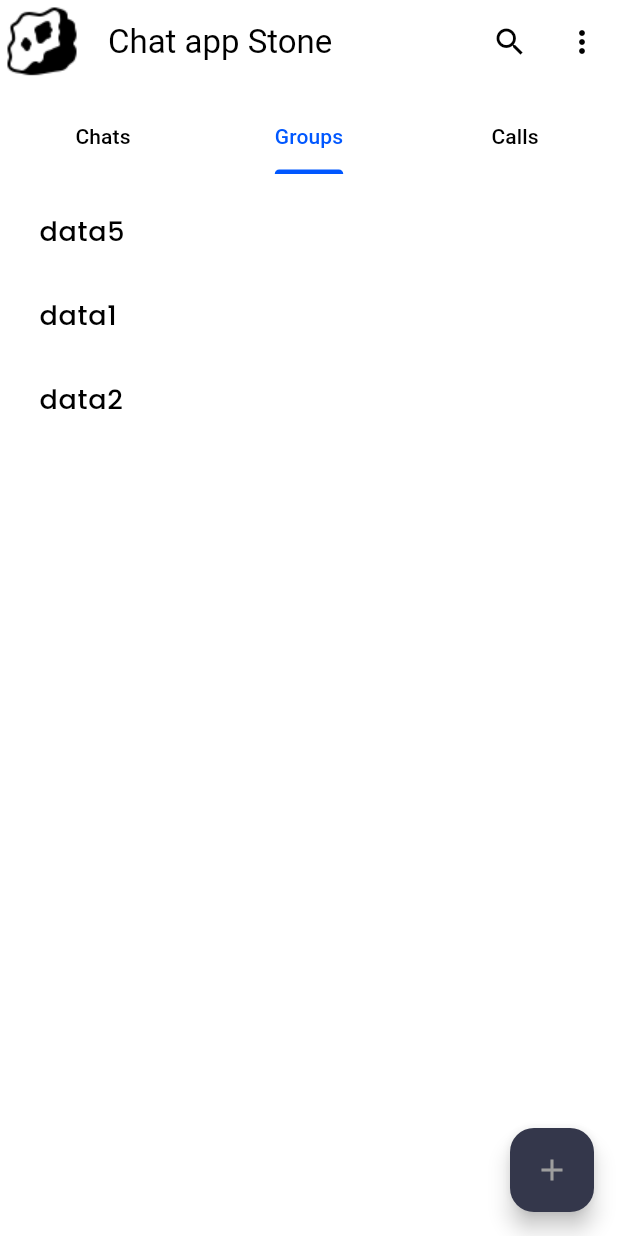
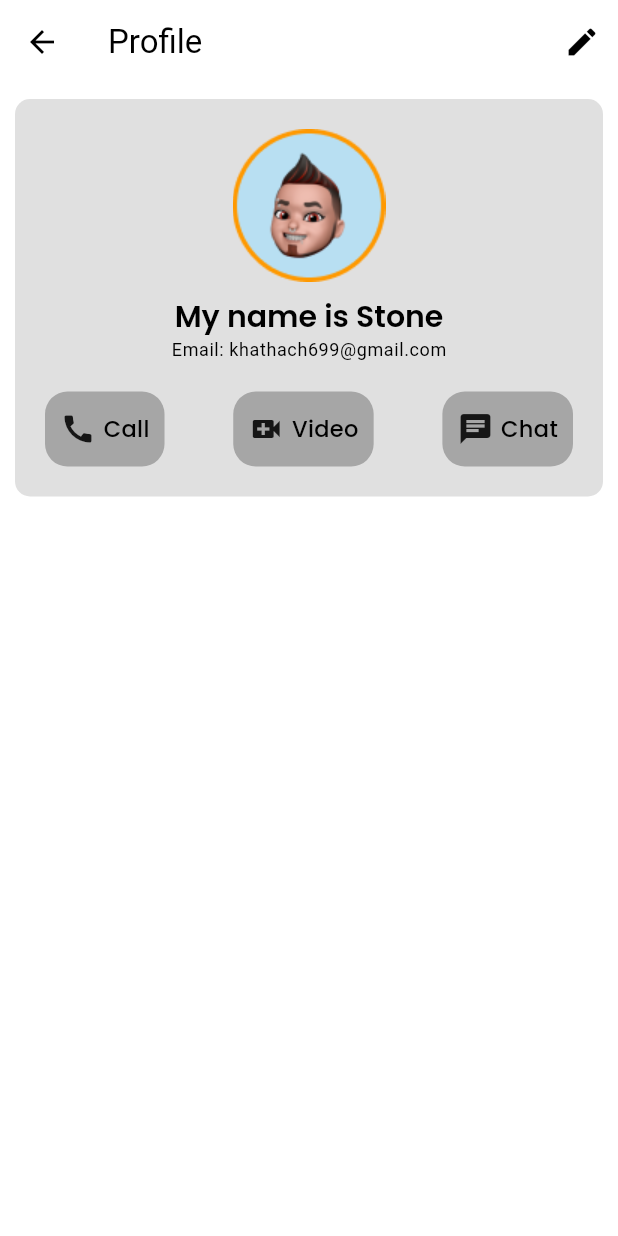
Before and after one commit to khathach699/chat_app, a Flutter app: the HomePage screen opened by its route, tab 2 chosen, after a tap on the "more vert" icon, on a phone screen of 412 x 824 dp. Run offline on Flutter 3.47's test engine with Material 3 defaults, Android fonts, the phone set to English and light mode, and no system bars; our stand-ins replace firebase_auth, firebase_core, get, slide_to_act; accounts and stored records are empty.

Commit message:
design user profile

```diff
--- a/lib/Configs/PagePath.dart
+++ b/lib/Configs/PagePath.dart
@@ -1,6 +1,7 @@
 import 'package:chat_app/Pages/Auth/AuthPage.dart';
 import 'package:chat_app/Pages/Chat/ChatPage.dart';
 import 'package:chat_app/Pages/Home/HomePage.dart';
+import 'package:chat_app/Profiles/ProfilePage.dart';
 import 'package:get/get_navigation/get_navigation.dart';
 
 var pagePath = [
@@ -27,4 +28,10 @@ var pagePath = [
     page: () => const AuthPage(),
     transition: Transition.rightToLeft,
   ),
+
+  GetPage(
+    name: "/profilePage",
+    page: () => const ProfilePage(),
+    transition: Transition.rightToLeft,
+  ),
 ];
--- a/lib/Pages/Home/HomePage.dart
+++ b/lib/Pages/Home/HomePage.dart
@@ -2,6 +2,8 @@ import 'package:chat_app/Configs/Strings.dart';
 import 'package:chat_app/Pages/Home/Widgets/TabBar.dart';
 import 'package:flutter/cupertino.dart';
 import 'package:flutter/material.dart';
+import 'package:get/get_navigation/get_navigation.dart';
+import 'package:get/instance_manager.dart';
 
 import '../../Configs/Image.dart';
 import 'Widgets/ChatList.dart';
@@ -23,7 +25,12 @@ class _HomePageState extends State<HomePage> with TickerProviderStateMixin {
         leading: Image.asset(AssetImages.logoStone, width: 50, height: 50),
         actions: [
           IconButton(onPressed: () {}, icon: Icon(Icons.search)),
-          IconButton(onPressed: () {}, icon: Icon(Icons.more_vert)),
+          IconButton(
+            onPressed: () {
+              Get.toNamed("/profilePage");
+            },
+            icon: Icon(Icons.more_vert),
+          ),
         ],
         bottom: MyTabBar(tabController, context),
       ),
@@ -37,14 +44,20 @@ class _HomePageState extends State<HomePage> with TickerProviderStateMixin {
           controller: tabController,
           children: [
             ChatList(),
-            ListView(children: [ListTile(title: Text("data5")),
-              ListTile(title: Text("data1")),
-              ListTile(title: Text("data2"))
-            ]),
-            ListView(children: [ListTile(title: Text("data6")),
-              ListTile(title: Text("data1")),
-              ListTile(title: Text("data2"))
-            ]),
+            ListView(
+              children: [
+                ListTile(title: Text("data5")),
+                ListTile(title: Text("data1")),
+                ListTile(title: Text("data2")),
+              ],
+            ),
+            ListView(
+              children: [
+                ListTile(title: Text("data6")),
+                ListTile(title: Text("data1")),
+                ListTile(title: Text("data2")),
+              ],
+            ),
           ],
         ),
       ),
--- /dev/null
+++ b/lib/Profiles/ProfilePage.dart
@@ -0,0 +1,61 @@
+import 'package:chat_app/Configs/Image.dart';
+import 'package:chat_app/Profiles/Widgets/UserProfile.dart';
+import 'package:flutter/material.dart';
+
+class ProfilePage extends StatelessWidget {
+  const ProfilePage({super.key});
+
+  @override
+  Widget build(BuildContext context) {
+    return Scaffold(
+      appBar: AppBar(
+        title: Text("Profile"),
+        actions: [IconButton(onPressed: () {}, icon: Icon(Icons.edit))],
+      ),
+      body: Padding(
+        padding: const EdgeInsets.all(10),
+        child: Column(
+          children: [
+            Container(
+              padding: EdgeInsets.all(20),
+              decoration: BoxDecoration(
+                color: Colors.black12,
+                borderRadius: BorderRadius.circular(10),
+              ),
+              child: Row(
+                children: [
+                  Expanded(
+                    child: Column(
+                      crossAxisAlignment: CrossAxisAlignment.center,
+                      children: [
+                        Image.asset(AssetImages.person1),
+                        SizedBox(height: 10),
+                        Text(
+                          "My name is Stone",
+                          style: Theme.of(context).textTheme.headlineSmall,
+                        ),
+                        Text(
+                          "Email: khathach699@gmail.com",
+                          style: Theme.of(context).textTheme.bodySmall,
+                        ),
+                        SizedBox(height: 20),
+                        Row(
+                          mainAxisAlignment: MainAxisAlignment.spaceBetween,
+                          children: [
+                            UserProfile(text: 'Call', icon: Icons.call),
+                            UserProfile(text: 'Video', icon: Icons.video_call),
+                            UserProfile(text: 'Chat', icon: Icons.chat),
+                          ],
+                        ),
+                      ],
+                    ),
+                  ),
+                ],
+              ),
+            ),
+          ],
+        ),
+      ),
+    );
+  }
+}
--- /dev/null
+++ b/lib/Profiles/Widgets/UserProfile.dart
@@ -0,0 +1,20 @@
+import 'package:flutter/material.dart';
+
+class UserProfile extends StatelessWidget {
+  final String text;
+  final IconData icon;
+  const UserProfile({super.key, required this.text, required this.icon});
+
+  @override
+  Widget build(BuildContext context) {
+    return Container(
+      height: 50,
+      padding: EdgeInsets.all(10),
+      decoration: BoxDecoration(
+        color: Colors.black26,
+        borderRadius: BorderRadius.circular(15),
+      ),
+      child: Row(children: [Icon(icon), SizedBox(width: 5), Text(text)]),
+    );
+  }
+}
```
